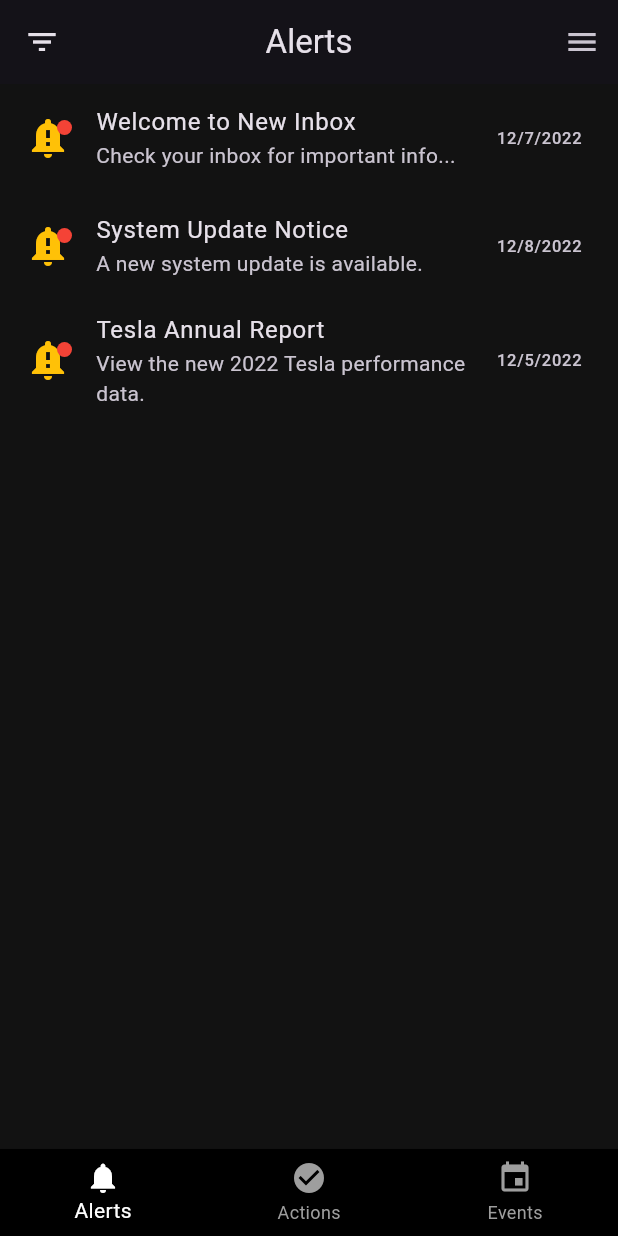
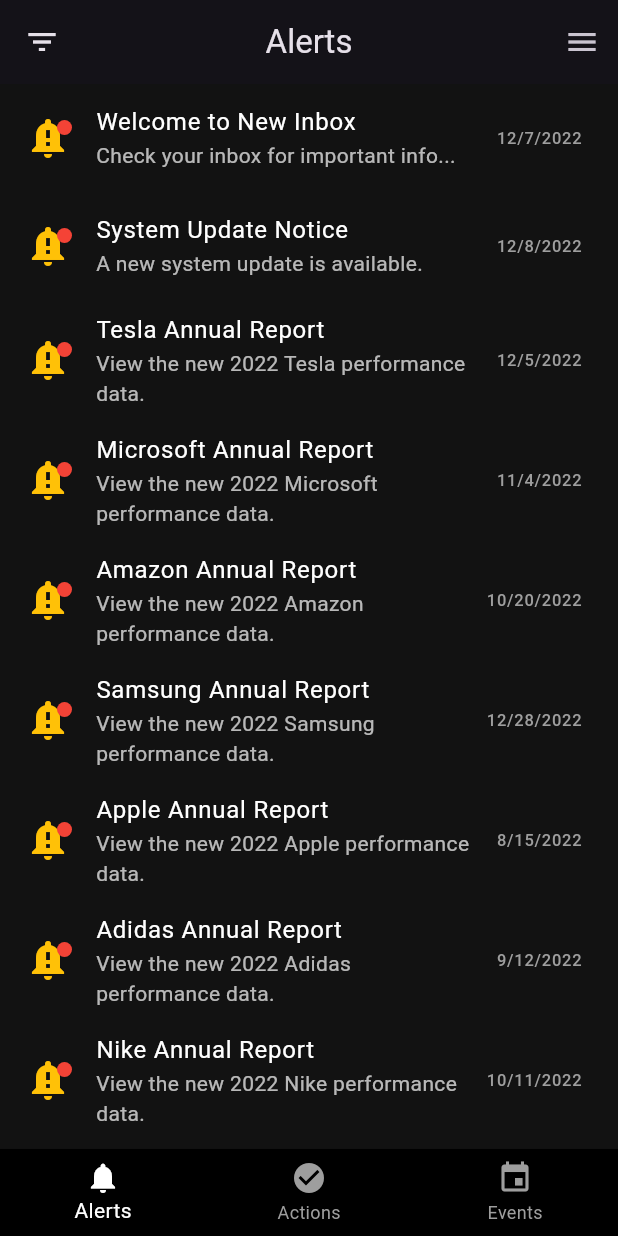
Before and after one commit to mtnnguyen/ngmar, a Flutter app: the screen it shows after launch, on a phone screen of 412 x 824 dp. Run offline on Flutter 3.47's test engine with Material 3 defaults, Android fonts, the light colour scheme and no system bars.

Commit message:
Changes with the scroll in alerts

```diff
--- /dev/null
+++ b/lib/pages/alerts_data.dart
@@ -0,0 +1,74 @@
+final List<Map<String, dynamic>> allAlerts = [
+  {
+    'title': 'Welcome to New Inbox',
+    'date': DateTime(2022, 12, 7),
+    'preview': 'Check your inbox for important info...',
+    'read': false,
+  },
+  {
+    'title': 'System Update Notice',
+    'date': DateTime(2022, 12, 8),
+    'preview': 'A new system update is available.',
+    'read': false,
+  },
+  {
+    'title': 'Tesla Annual Report',
+    'date': DateTime(2022, 12, 5),
+    'preview': 'View the new 2022 Tesla performance data.',
+    'read': false,
+  },
+  {
+    'title': 'Microsoft Annual Report',
+    'date': DateTime(2022, 11, 4),
+    'preview': 'View the new 2022 Microsoft performance data.',
+    'read': false,
+  },
+  {
+    'title': 'Amazon Annual Report',
+    'date': DateTime(2022, 10, 20),
+    'preview': 'View the new 2022 Amazon performance data.',
+    'read': false,
+  },
+  {
+    'title': 'Samsung Annual Report',
+    'date': DateTime(2022, 12, 28),
+    'preview': 'View the new 2022 Samsung performance data.',
+    'read': false,
+  },
+  {
+    'title': 'Apple Annual Report',
+    'date': DateTime(2022, 8, 15),
+    'preview': 'View the new 2022 Apple performance data.',
+    'read': false,
+  },
+  {
+    'title': 'Adidas Annual Report',
+    'date': DateTime(2022, 9, 12),
+    'preview': 'View the new 2022 Adidas performance data.',
+    'read': false,
+  },
+  {
+    'title': 'Nike Annual Report',
+    'date': DateTime(2022, 10, 11),
+    'preview': 'View the new 2022 Nike performance data.',
+    'read': false,
+  },
+  {
+    'title': 'Google Annual Report',
+    'date': DateTime(2022, 12, 1),
+    'preview': 'View the new 2022 Google performance data.',
+    'read': false,
+  },
+  {
+    'title': 'Nintendo Annual Report',
+    'date': DateTime(2022, 12, 26),
+    'preview': 'View the new 2022 Nintendo performance data.',
+    'read': false,
+  },
+  {
+    'title': 'Starbucks Annual Report',
+    'date': DateTime(2022, 12, 23),
+    'preview': 'View the new 2022 Starbucks performance data.',
+    'read': false,
+  },
+];
--- a/lib/pages/alerts_page.dart
+++ b/lib/pages/alerts_page.dart
@@ -1,10 +1,10 @@
 import 'package:flutter/material.dart';
 import 'detail_pages/message_detail_page.dart';
 import 'menu_page.dart';
+import 'alerts_data.dart';
 
 const darkBackground = Color(0xFF121212);
 
-// The main page to display alerts
 class AlertsPage extends StatefulWidget {
   const AlertsPage({super.key});
 
@@ -12,34 +12,9 @@
   State<AlertsPage> createState() => _AlertsPageState();
 }
 
-// Creating alerts and displaying them
 class _AlertsPageState extends State<AlertsPage> {
-  final List<Map<String, dynamic>> allAlerts = [
-    {
-      'title': 'Welcome to New Inbox',
-      'date': DateTime(2022, 12, 7),
-      'preview': 'Check your inbox for important info...',
-      'read': false,
-    },
-    {
-      'title': 'System Update Notice',
-      'date': DateTime(2022, 12, 8),
-      'preview': 'A new system update is available.',
-      'read': false,
-    },
-    {
-      'title': 'Tesla Annual Report',
-      'date': DateTime(2022, 12, 5),
-      'preview': 'View the new 2022 Tesla performance data.',
-      'read': false,
-    },
-  ];
-
-  // Used to position the filter popup correctly
   final GlobalKey _filterKey = GlobalKey();
-
-  // List of alerts filtered by sorted order
-  List<Map<String, dynamic>> filteredAlerts = [];
+  late List<Map<String, dynamic>> filteredAlerts;
   int? selectedIndex;
 
   @override
@@ -48,18 +23,13 @@
     filteredAlerts = List.from(allAlerts);
   }
 
-  // Sorts the alerts based on newest or oldest
   void _sortAlerts(String order) {
     setState(() {
-      if (order == 'newest') {
-        filteredAlerts.sort((a, b) => b['date'].compareTo(a['date']));
-      } else if (order == 'oldest') {
-        filteredAlerts.sort((a, b) => a['date'].compareTo(b['date']));
-      }
+      filteredAlerts.sort((a, b) =>
+          order == 'newest' ? b['date'].compareTo(a['date']) : a['date'].compareTo(b['date']));
     });
   }
 
-  // Opens a specific alert
   void _openDetail(int index) {
     setState(() {
       filteredAlerts[index] = {...filteredAlerts[index], 'read': true};
@@ -67,14 +37,8 @@
     });
   }
 
-  // Goes back to the main alerts list
-  void _goBack() {
-    setState(() {
-      selectedIndex = null;
-    });
-  }
+  void _goBack() => setState(() => selectedIndex = null);
 
-  // Marks an alert as unread
   void _markAsUnread(int index) {
     setState(() {
       filteredAlerts[index] = {...filteredAlerts[index], 'read': false};
@@ -82,54 +46,59 @@
     });
   }
 
-  // Navigates to the next alert (right arrow)
   void _goToNextAlert() {
     if (selectedIndex != null && selectedIndex! < filteredAlerts.length - 1) {
       setState(() {
         selectedIndex = selectedIndex! + 1;
         filteredAlerts[selectedIndex!] = {
           ...filteredAlerts[selectedIndex!],
-          'read': true
+          'read': true,
         };
       });
     }
   }
 
-  // Navigates to the previous alert (left arrow)
   void _goToPreviousAlert() {
     if (selectedIndex != null && selectedIndex! > 0) {
       setState(() {
         selectedIndex = selectedIndex! - 1;
         filteredAlerts[selectedIndex!] = {
           ...filteredAlerts[selectedIndex!],
-          'read': true
+          'read': true,
         };
       });
     }
   }
 
-  // Alert detail page contains a bottom navigation bar
   @override
   Widget build(BuildContext context) {
-    if (selectedIndex != null) {
-      return MessageDetailPage(
+    return selectedIndex != null ? _buildDetailView() : _buildAlertList();
+  }
+
+  Widget _buildDetailView() {
+    return Scaffold(
+      backgroundColor: darkBackground,
+      appBar: AppBar(
+        backgroundColor: darkBackground,
+        title: const Text('Message Detail'),
+      ),
+      body: MessageDetailPage(
         alerts: filteredAlerts,
         currentIndex: selectedIndex!,
         onBack: _goBack,
         onMarkAsUnread: () => _markAsUnread(selectedIndex!),
         onNext: _goToNextAlert,
         onPrevious: _goToPreviousAlert,
+      ),
     );
   }
 
-    // Displaying the list of alerts
+  Widget _buildAlertList() {
     return Scaffold(
       backgroundColor: darkBackground,
       appBar: AppBar(
         centerTitle: true,
         title: const Text('Alerts'),
-
-        // Filter icon on the LEFT with dynamic popup position
         leading: IconButton(
           key: _filterKey,
           icon: const Icon(Icons.filter_list),
@@ -161,8 +130,6 @@
           },
           tooltip: 'Sort Alerts',
         ),
-
-        // Menu icon on the RIGHT
         actions: [
           IconButton(
             icon: const Icon(Icons.menu),
@@ -177,41 +144,54 @@
         ],
       ),
       body: filteredAlerts.isEmpty
-          ? const Center(child: Text('No alerts found.'))
-          : ListView.builder(
+          ? const Center(
+              child: Text('No alerts found.', style: TextStyle(color: Colors.white)),
+            )
+          : SafeArea(
+              child: ListView.builder(
+                padding: const EdgeInsets.only(bottom: 80),
                 itemCount: filteredAlerts.length,
-              itemBuilder: (context, index) {
-                final alert = filteredAlerts[index];
+                itemBuilder: (context, index) => _AlertTile(
+                  alert: filteredAlerts[index],
+                  onTap: () => _openDetail(index),
+                ),
+              ),
+            ),
+    );
+  }
+}
+
+class _AlertTile extends StatelessWidget {
+  final Map<String, dynamic> alert;
+  final VoidCallback onTap;
+
+  const _AlertTile({required this.alert, required this.onTap});
+
+  @override
+  Widget build(BuildContext context) {
     return ListTile(
       leading: Stack(
         alignment: Alignment.center,
         children: [
-                      const Icon(Icons.notification_important,
-                          color: Colors.amber, size: 32),
+          const Icon(Icons.notification_important, color: Colors.amber, size: 32),
           if (!alert['read'])
-                        Positioned(
+            const Positioned(
               top: 4,
               right: 0,
-                          child: Container(
-                            width: 10,
-                            height: 10,
-                            decoration: const BoxDecoration(
-                              color: Colors.red,
-                              shape: BoxShape.circle,
-                            ),
+              child: CircleAvatar(
+                backgroundColor: Colors.red,
+                radius: 5,
               ),
             ),
         ],
       ),
-                  title: Text(alert['title']),
-                  subtitle: Text(alert['preview']),
+      title: Text(alert['title'], style: const TextStyle(color: Colors.white)),
+      subtitle: Text(alert['preview'], style: const TextStyle(color: Colors.white70)),
       trailing: Text(
         '${alert['date'].month}/${alert['date'].day}/${alert['date'].year}',
+        style: const TextStyle(color: Colors.grey),
       ),
-                  onTap: () => _openDetail(index),
-                );
-              },
-            ),
+      onTap: onTap,
     );
   }
 }
```
Also changed, not shown: lib/pages/account_page.dart (+22 -6 lines), lib/pages/login_page.dart (+61 -21 lines), lib/pages/menu_page.dart (+13 -5 lines), pubspec.yaml (line endings or trailing spaces). Lines whose indentation alone changed are shown as unchanged.
